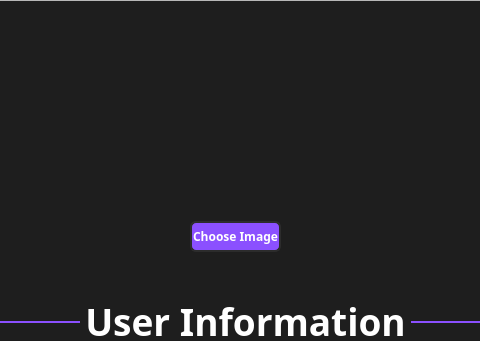
AhmedAymann/XFitGym, file XFitGym/userProfile.ui: the form before one commit; both pictures show x 131 to 611 and y 0 to 341 of the 770 by 490 pixel window.
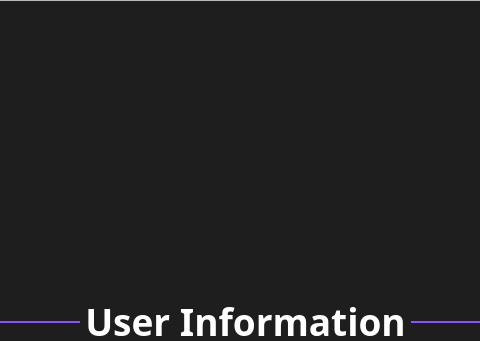
The form after the commit. Icons and pictures are not drawn.

Patch:
```diff
--- a/XFitGym/userProfile.ui
+++ b/XFitGym/userProfile.ui
@@ -54,7 +54,7 @@
     <property name="geometry">
      <rect>
       <x>0</x>
-      <y>-886</y>
+      <y>0</y>
       <width>756</width>
       <height>1400</height>
      </rect>
@@ -73,9 +73,9 @@
      <property name="geometry">
       <rect>
        <x>270</x>
-       <y>30</y>
-       <width>191</width>
-       <height>181</height>
+       <y>50</y>
+       <width>201</width>
+       <height>201</height>
       </rect>
      </property>
      <property name="styleSheet">
@@ -93,43 +93,6 @@
       <bool>true</bool>
      </property>
     </widget>
-    <widget class="QPushButton" name="chooseImage">
-     <property name="geometry">
-      <rect>
-       <x>320</x>
-       <y>220</y>
-       <width>91</width>
-       <height>31</height>
-      </rect>
-     </property>
-     <property name="font">
-      <font>
-       <family>Futura</family>
-       <bold>true</bold>
-      </font>
-     </property>
-     <property name="styleSheet">
-      <string notr="true">QPushButton {
-    background-color: #8B50FF; 
-    color: white;
-    border: 2px solid #2c2c2c;
-    border-radius: 6px;
-}
-
-QPushButton:hover {
-    background-color: #8B50FF ; 
-    border: 2px solid #8B50FF ;
-    color: white;
-}
-
-QPushButton:pressed {
-    background-color: #6F3FCC; 
-}</string>
-     </property>
-     <property name="text">
-      <string>Choose Image</string>
-     </property>
-    </widget>
     <widget class="QLabel" name="nameLabel">
      <property name="geometry">
       <rect>
```
Left out of the diff: 1 changed line with no effect on the pictures.
